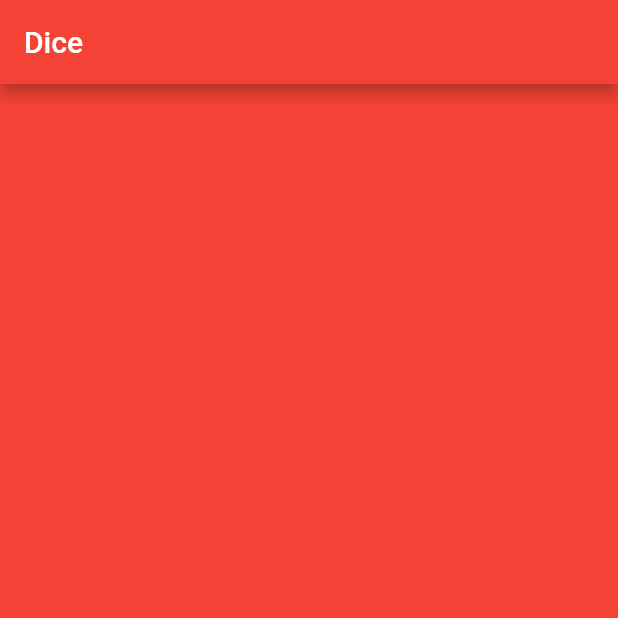
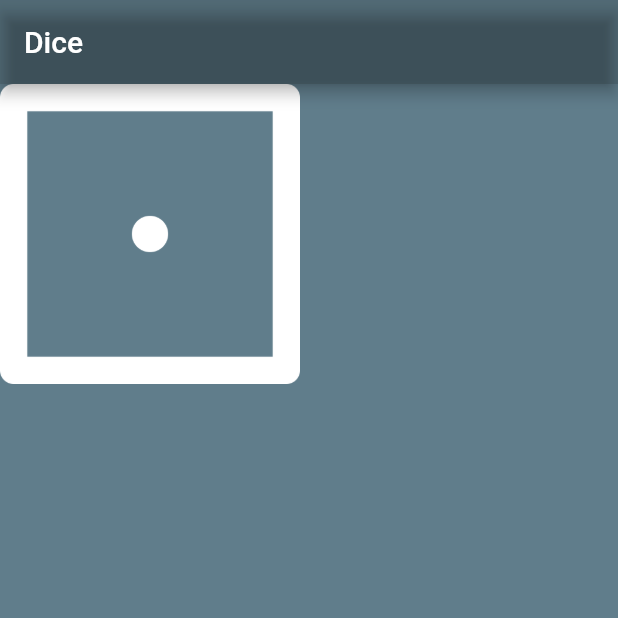
Before and after one commit to HeratUni-CS/dicee-JalaluddinKhafi, a Flutter app: the screen it shows after launch, on a phone screen of 412 x 824 dp, the top half of it. Run offline on Flutter 3.47's test engine with Material 2 defaults, Android fonts, the phone set to English and light mode, and no system bars.

Commit message:
Image added to the project

```diff
--- a/lib/main.dart
+++ b/lib/main.dart
@@ -4,10 +4,10 @@ void main() {
   runApp(
     MaterialApp(
       home: Scaffold(
-        backgroundColor: Colors.red,
+        backgroundColor: Colors.blueGrey,
         appBar: AppBar(
-          backgroundColor: Colors.red,
-          title: Text('Dice'),
+          backgroundColor: Colors.black12,
+          title:  Text('Dice'),
         ),
         body: MyApp(),
       ),
@@ -18,6 +18,12 @@ void main() {
 class MyApp extends StatelessWidget {
   @override
   Widget build(BuildContext context) {
-    return Container();
+    return Row(
+      children: <Widget> [
+        Image(
+            width: 200.0,
+            image: AssetImage('images/dice1.png'))
+      ],
+    );
   }
 }
```
Also changed, not shown: pubspec.lock, 1 other file.
